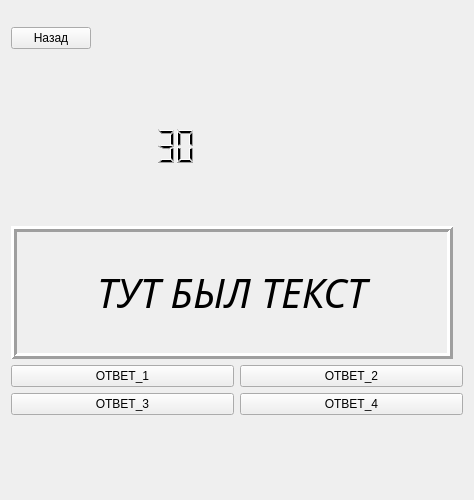
M1dNightSIB/Latin_Learn, file mainwindow.ui: the form before one commit.
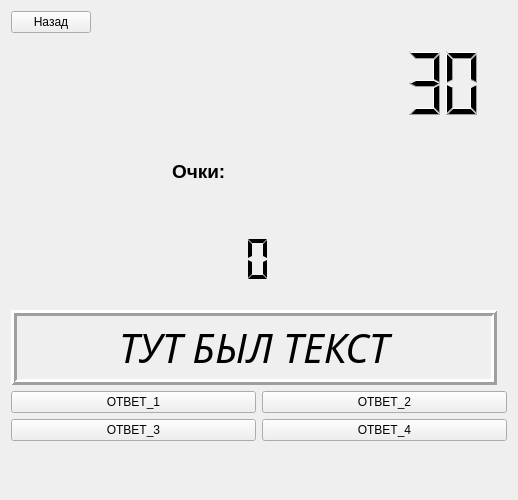
The form after the commit.

Diff of the .ui file:
```diff
--- a/mainwindow.ui
+++ b/mainwindow.ui
@@ -6,7 +6,7 @@
    <rect>
     <x>0</x>
     <y>0</y>
-    <width>420</width>
+    <width>471</width>
     <height>500</height>
    </rect>
   </property>
@@ -70,7 +70,7 @@
       <property name="sizeHint" stdset="0">
        <size>
         <width>20</width>
-        <height>74</height>
+        <height>48</height>
        </size>
       </property>
      </spacer>
@@ -86,61 +86,7 @@
       <property name="verticalSpacing">
        <number>13</number>
       </property>
-      <item row="1" column="1">
-       <widget class="QLCDNumber" name="clock">
-        <property name="sizePolicy">
-         <sizepolicy hsizetype="Minimum" vsizetype="Minimum">
-          <horstretch>0</horstretch>
-          <verstretch>0</verstretch>
-         </sizepolicy>
-        </property>
-        <property name="font">
-         <font>
-          <pointsize>20</pointsize>
-          <weight>75</weight>
-          <bold>true</bold>
-         </font>
-        </property>
-        <property name="layoutDirection">
-         <enum>Qt::LeftToRight</enum>
-        </property>
-        <property name="autoFillBackground">
-         <bool>false</bool>
-        </property>
-        <property name="frameShape">
-         <enum>QFrame::NoFrame</enum>
-        </property>
-        <property name="frameShadow">
-         <enum>QFrame::Plain</enum>
-        </property>
-        <property name="smallDecimalPoint">
-         <bool>false</bool>
-        </property>
-        <property name="digitCount">
-         <number>5</number>
-        </property>
-        <property name="intValue" stdset="0">
-         <number>30</number>
-        </property>
-       </widget>
-      </item>
-      <item row="1" column="2">
-       <spacer name="horizontalSpacer">
-        <property name="orientation">
-         <enum>Qt::Horizontal</enum>
-        </property>
-        <property name="sizeType">
-         <enum>QSizePolicy::Fixed</enum>
-        </property>
-        <property name="sizeHint" stdset="0">
-         <size>
-          <width>250</width>
-          <height>20</height>
-         </size>
-        </property>
-       </spacer>
-      </item>
-      <item row="3" column="0" colspan="3">
+      <item row="5" column="0" colspan="4">
        <widget class="QLabel" name="quest">
         <property name="font">
          <font>
@@ -175,7 +121,23 @@
         </property>
        </widget>
       </item>
-      <item row="0" column="1">
+      <item row="3" column="3">
+       <spacer name="horizontalSpacer">
+        <property name="orientation">
+         <enum>Qt::Horizontal</enum>
+        </property>
+        <property name="sizeType">
+         <enum>QSizePolicy::Fixed</enum>
+        </property>
+        <property name="sizeHint" stdset="0">
+         <size>
+          <width>219</width>
+          <height>20</height>
+         </size>
+        </property>
+       </spacer>
+      </item>
+      <item row="1" column="2">
        <spacer name="verticalSpacer_2">
         <property name="orientation">
          <enum>Qt::Vertical</enum>
@@ -198,6 +160,103 @@
         </property>
        </widget>
       </item>
+      <item row="3" column="1">
+       <spacer name="horizontalSpacer_2">
+        <property name="orientation">
+         <enum>Qt::Horizontal</enum>
+        </property>
+        <property name="sizeType">
+         <enum>QSizePolicy::Fixed</enum>
+        </property>
+        <property name="sizeHint" stdset="0">
+         <size>
+          <width>69</width>
+          <height>20</height>
+         </size>
+        </property>
+       </spacer>
+      </item>
+      <item row="3" column="2">
+       <widget class="QLCDNumber" name="scores">
+        <property name="font">
+         <font>
+          <pointsize>20</pointsize>
+          <weight>75</weight>
+          <bold>true</bold>
+         </font>
+        </property>
+        <property name="layoutDirection">
+         <enum>Qt::LeftToRight</enum>
+        </property>
+        <property name="frameShape">
+         <enum>QFrame::NoFrame</enum>
+        </property>
+        <property name="frameShadow">
+         <enum>QFrame::Plain</enum>
+        </property>
+        <property name="smallDecimalPoint">
+         <bool>false</bool>
+        </property>
+        <property name="digitCount">
+         <number>4</number>
+        </property>
+        <property name="segmentStyle">
+         <enum>QLCDNumber::Flat</enum>
+        </property>
+       </widget>
+      </item>
+      <item row="1" column="3">
+       <widget class="QLCDNumber" name="clock">
+        <property name="sizePolicy">
+         <sizepolicy hsizetype="Minimum" vsizetype="Minimum">
+          <horstretch>0</horstretch>
+          <verstretch>0</verstretch>
+         </sizepolicy>
+        </property>
+        <property name="font">
+         <font>
+          <pointsize>20</pointsize>
+          <weight>75</weight>
+          <bold>true</bold>
+         </font>
+        </property>
+        <property name="layoutDirection">
+         <enum>Qt::LeftToRight</enum>
+        </property>
+        <property name="autoFillBackground">
+         <bool>false</bool>
+        </property>
+        <property name="frameShape">
+         <enum>QFrame::NoFrame</enum>
+        </property>
+        <property name="frameShadow">
+         <enum>QFrame::Plain</enum>
+        </property>
+        <property name="smallDecimalPoint">
+         <bool>false</bool>
+        </property>
+        <property name="digitCount">
+         <number>5</number>
+        </property>
+        <property name="intValue" stdset="0">
+         <number>30</number>
+        </property>
+       </widget>
+      </item>
+      <item row="2" column="2">
+       <widget class="QLabel" name="lb_scores">
+        <property name="font">
+         <font>
+          <pointsize>14</pointsize>
+          <weight>75</weight>
+          <bold>true</bold>
+         </font>
+        </property>
+        <property name="text">
+         <string>Очки:</string>
+        </property>
+       </widget>
+      </item>
      </layout>
     </item>
    </layout>
```
